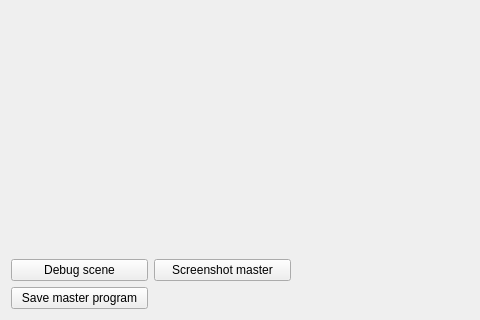
The window that mainwindow.ui (minotor-org/minotor) describes before a commit, drawn with Qt 5; both pictures show x 0 to 480 and y 508 to 828 of the 1155 by 828 pixel window.
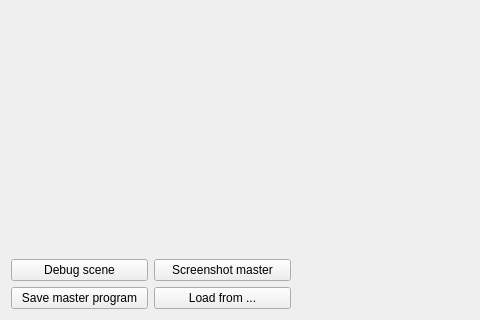
The same window after the commit. Icons and pictures are not drawn.

Commit message: Persistence: add a draft load() function

What changed in the file:
```diff
--- a/mainwindow.ui
+++ b/mainwindow.ui
@@ -154,6 +154,13 @@
        </property>
       </widget>
      </item>
+     <item row="5" column="1">
+      <widget class="QPushButton" name="pbLoad">
+       <property name="text">
+        <string>Load from ...</string>
+       </property>
+      </widget>
+     </item>
     </layout>
    </widget>
   </widget>
```
The commit also changes 5 other files.
